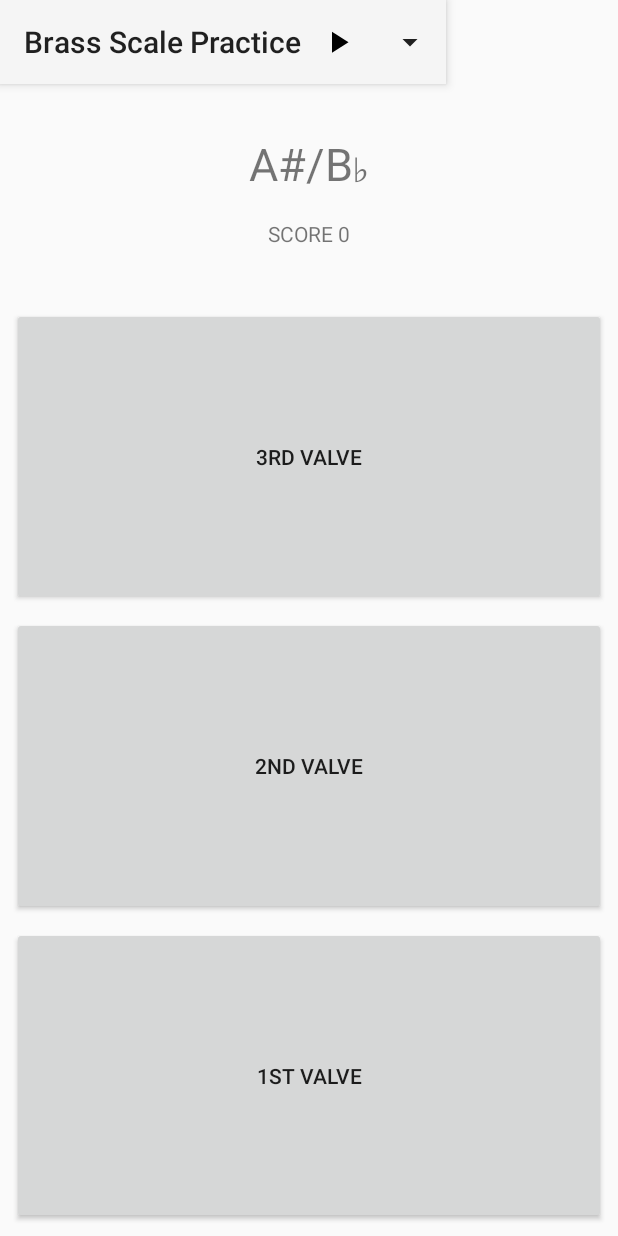
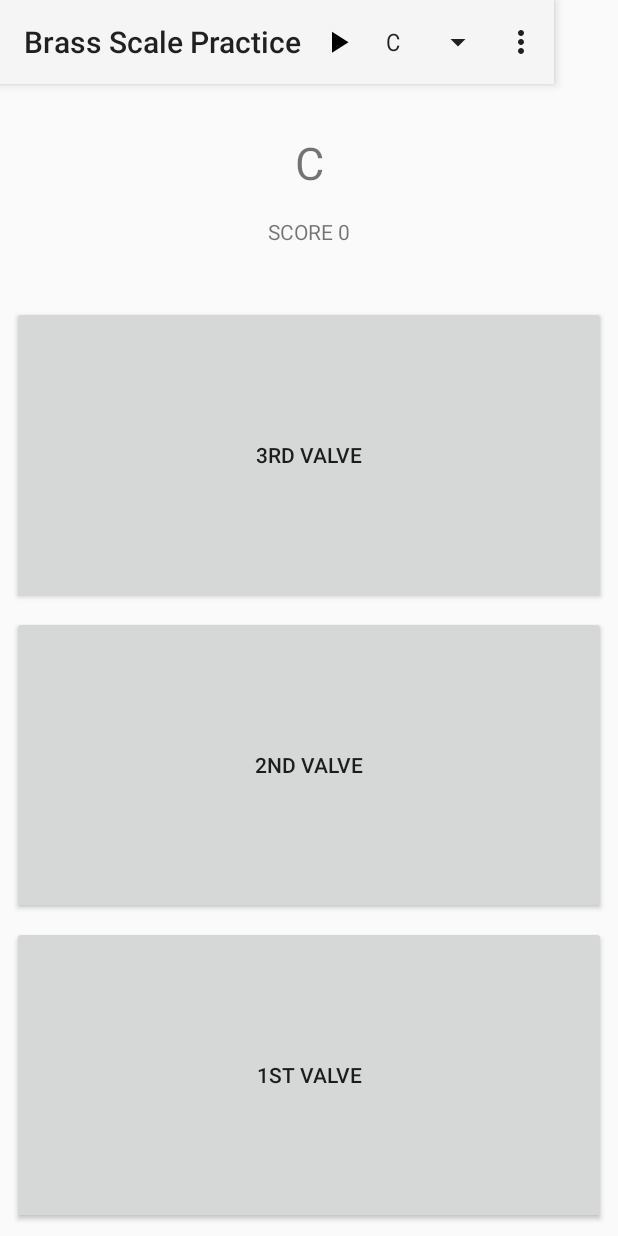
Before and after one commit to jaredblack/brass-scale-practice, an Android app: the screen it shows after launch (MainActivity), on a phone screen of 412 x 824 dp. Run offline under Robolectric (Android 15) with nearby library versions, the phone set to English and light mode, and no system bars.

Commit message:
Drop down menus fully implemented w/ plenty of bugs

```diff
--- a/BrassScalePractice/app/src/main/java/com/jhblack/brassscalepractice/MainActivity.java
+++ b/BrassScalePractice/app/src/main/java/com/jhblack/brassscalepractice/MainActivity.java
@@ -11,7 +11,11 @@ import android.support.v7.widget.Toolbar;
 import android.util.Log;
 import android.view.Menu;
 import android.view.MenuItem;
+import android.view.View;
+import android.widget.AdapterView;
+import android.widget.ArrayAdapter;
 import android.widget.Button;
+import android.widget.Spinner;
 import android.widget.TextView;
 
 
@@ -28,7 +32,7 @@ public class MainActivity extends AppCompatActivity {
     private Button valve1;
     private Button valve2;
     private Button valve3;
-    private Scale cMaj;
+    private Scale scale;
     private boolean firstTime = true;
     private Timer met;
     private int lastNote = 0;
@@ -37,6 +41,8 @@ public class MainActivity extends AppCompatActivity {
     private boolean lastWasWrong = false;
     private int score = 0;
     private boolean firstOffense = true;
+    private int[] currentScaleMode;
+    private Note currentNoteSelected;
 
     @Override
     protected void onCreate(Bundle savedInstanceState) {
@@ -45,13 +51,12 @@ public class MainActivity extends AppCompatActivity {
         mContext = getApplicationContext();
         soundPool = new SoundPool.Builder().build();
         metId = soundPool.load(mContext, R.raw.click, 1);
-        cMaj = new Scale(Note.BB3, ScaleType.BEBOP);
-        int[] notes = cMaj.getNoteRawIds();
-        noteIds = new int[notes.length];
+        currentScaleMode = ScaleType.MAJOR;
+        setNewScale(Note.C4, ScaleType.MAJOR);
+
         noteView = findViewById(R.id.note_display);
-        for(int i = 0; i < notes.length; i++) {
-            noteIds[i] = soundPool.load(mContext, notes[i], 1);
-        }
+
+
         wrongId = soundPool.load(mContext, R.raw.wrong, 1);
         Toolbar myToolbar = findViewById(R.id.my_toolbar);
         setSupportActionBar(myToolbar);
@@ -69,11 +74,11 @@ public class MainActivity extends AppCompatActivity {
 
 
     public void valveCheck() {
-        boolean[] correctValves = cMaj.getCurrentValves();
+        boolean[] correctValves = scale.getCurrentValves();
         boolean[] valvesPressed = ValveOnTouchListener.getValvesPressed();
 
             if (Arrays.equals(correctValves, valvesPressed)) {
-                String currentNoteName = cMaj.getNoteName();
+                String currentNoteName = scale.getNoteName();
 
                 if(lastWasWrong) {
                     valve1.getBackground().clearColorFilter();
@@ -86,8 +91,8 @@ public class MainActivity extends AppCompatActivity {
 
                 Log.d("MainActivity/valveCheck", "Note " + currentNoteName + " is correct");
                 soundPool.stop(lastNote);
-                lastNote = soundPool.play(noteIds[cMaj.getCurrentIndex()], 1, 1, 1, 1, 1f);
-                if(!cMaj.incrementNote())
+                lastNote = soundPool.play(noteIds[scale.getCurrentIndex()], 1, 1, 1, 1, 1f);
+                if(!scale.incrementNote())
                     stop();
                 lastWasWrong = false;
             } else if(!Arrays.equals(valvesPressed, lastValves)){
@@ -100,7 +105,7 @@ public class MainActivity extends AppCompatActivity {
         runOnUiThread(new Runnable() {
             @Override
             public void run() {
-                noteView.setText(cMaj.getNoteName());
+                noteView.setText(scale.getNoteName());
                 Resources res = getResources();
                 TextView scoreView = findViewById(R.id.score_view);
                 String scoreText = res.getString(R.string.score, score);
@@ -133,7 +138,7 @@ public class MainActivity extends AppCompatActivity {
     }
 
     private void incrementScore() {
-        if(cMaj.getCurrentIndex() == 7) {
+        if(scale.getCurrentIndex() == 7) {
             score += 16;
         } else {
             score += 6;
@@ -144,7 +149,122 @@ public class MainActivity extends AppCompatActivity {
     public boolean onCreateOptionsMenu(Menu menu) {
         // Inflate the menu; this adds items to the action bar if it is present.
         getMenuInflater().inflate(R.menu.action_bar_menu, menu);
+
+
+        MenuItem noteItem = menu.findItem(R.id.note_spinner);
+        Spinner noteSpinner = (Spinner) noteItem.getActionView();
+        ArrayAdapter<CharSequence> noteAdapter = ArrayAdapter.createFromResource(this,
+                R.array.note_names, android.R.layout.simple_spinner_item);
+        noteAdapter.setDropDownViewResource(android.R.layout.simple_spinner_dropdown_item);
+        noteSpinner.setAdapter(noteAdapter);
+        noteSpinner.setOnItemSelectedListener(new AdapterView.OnItemSelectedListener() {
+            @Override
+            public void onItemSelected(AdapterView<?> adapterView, View view, int i, long l) {
+
+                String noteSelectedStr = adapterView.getItemAtPosition(i).toString();
+                Log.d("OnItemSelectedListener", noteSelectedStr);
+
+                switch(noteSelectedStr) {
+                    case "C":
+                        currentNoteSelected = Note.C4;
+                        break;
+                    case "G":
+                        currentNoteSelected = Note.G4;
+                        break;
+                    case "D":
+                        currentNoteSelected = Note.D4;
+                        break;
+                    case "A":
+                        currentNoteSelected = Note.A3;
+                        break;
+                    case "E":
+                        currentNoteSelected = Note.E4;
+                        break;
+                    case "G\u266D":
+                        currentNoteSelected = Note.GB4;
+                        break;
+                    case "D\u266D":
+                        currentNoteSelected = Note.DB4;
+                        break;
+                    case "A\u266D":
+                        currentNoteSelected = Note.AB4;
+                        break;
+                    case "E\u266D":
+                        currentNoteSelected = Note.EB4;
+                        break;
+                    case "B\u266D":
+                        currentNoteSelected = Note.BB3;
+                        break;
+                    case "F":
+                        currentNoteSelected = Note.F4;
+                        break;
+                }
+                clearNoteIds();
+                setNewScale(currentNoteSelected, currentScaleMode);
+            }
+
+            @Override
+            public void onNothingSelected(AdapterView<?> adapterView) {
+                //NOTHING FOR NOW
+            }
+        });
+
+
+        MenuItem typeItem = menu.findItem(R.id.type_spinner); //fidget_spinner
+        Spinner typeSpinner = (Spinner) typeItem.getActionView();
+        ArrayAdapter<CharSequence> typeAdapter = ArrayAdapter.createFromResource(this,
+                R.array.scale_types, android.R.layout.simple_spinner_item);
+        typeAdapter.setDropDownViewResource(android.R.layout.simple_spinner_dropdown_item);
+        typeSpinner.setAdapter(typeAdapter);
+        typeSpinner.setOnItemSelectedListener(new AdapterView.OnItemSelectedListener() {
+            @Override
+            public void onItemSelected(AdapterView<?> adapterView, View view, int i, long l) {
+                String typeSelectedStr = adapterView.getItemAtPosition(i).toString();
+
+                Log.d("OnItemSelectedListener", typeSelectedStr);
+
+                switch(typeSelectedStr) {
+                    case "Major":
+                        currentScaleMode = ScaleType.MAJOR;
+                        break;
+                    case "Dorian":
+                        currentScaleMode = ScaleType.DORIAN;
+                        break;
+                    case "Mixolydian":
+                        currentScaleMode = ScaleType.MIXOLYDIAN;
+                        break;
+                    case "Bebop":
+                        currentScaleMode = ScaleType.BEBOP;
+                }
+
+                clearNoteIds();
+                setNewScale(currentNoteSelected, currentScaleMode);
+            }
+
+            @Override
+            public void onNothingSelected(AdapterView<?> adapterView) {
+
+            }
+        });
         return true;
+    }
+
+    private void setNewScale(Note noteSelected, int[] currentScaleMode) {
+
+        scale = new Scale(noteSelected, currentScaleMode);
+        int[] notes = scale.getNoteRawIds();
+        noteIds = new int[notes.length];
+        for(int i = 0; i < notes.length; i++) {
+            noteIds[i] = soundPool.load(mContext, notes[i], 1);
+        }
+    }
+
+    private void clearNoteIds() {
+        for(int i : noteIds) {
+            soundPool.unload(i);
+        }
+
+        noteIds = new int[noteIds.length];
     }
 
     @Override
@@ -173,7 +293,7 @@ public class MainActivity extends AppCompatActivity {
     private void stop() {
         met.cancel();
         soundPool.stop(lastNote);
-        cMaj.reset();
+        scale.reset();
         noteView.setText(R.string.note_display_default);
         firstTime = true;
         score = 0;
--- a/BrassScalePractice/app/src/main/java/com/jhblack/brassscalepractice/Note.java
+++ b/BrassScalePractice/app/src/main/java/com/jhblack/brassscalepractice/Note.java
@@ -6,7 +6,7 @@ package com.jhblack.brassscalepractice;
 
 public enum Note implements Fingerings {
 
-    E3(0,TTT, R.raw.e3, "E"),F3(1,TFT,R.raw.f3,"F"),GB3(2,FTT,R.raw.gb3,"F#/G\u23E5"),
+    E3(0,TTT, R.raw.e3, "E"),F3(1,TFT,R.raw.f3,"F"),GB3(2,FTT,R.raw.gb3,"F#/G\u266D"),
     G3(3,TTF,R.raw.g3,"G"),AB3(4,TFF,R.raw.ab3,"G#/B\u266D"),A3(5,FTF,R.raw.a3,"A"),
     BB3(6,FFF,R.raw.bb3,"A#/B\u266D"),B3(7,TTT,R.raw.b3,"B"), C4(8,TFT,R.raw.c4,"C"),
     DB4(9,FTT,R.raw.db4,"C#/D\u266D"),D4(10,TTF,R.raw.d4,"D"),EB4(11,TFF,R.raw.eb4,"D#/E\u266D"),
--- a/BrassScalePractice/app/src/main/java/com/jhblack/brassscalepractice/Scale.java
+++ b/BrassScalePractice/app/src/main/java/com/jhblack/brassscalepractice/Scale.java
@@ -79,3 +79,5 @@ public class Scale {
         return rawIds;
     }
 }
+
+//give shawn $5
--- a/BrassScalePractice/app/src/main/res/menu/action_bar_menu.xml
+++ b/BrassScalePractice/app/src/main/res/menu/action_bar_menu.xml
@@ -11,9 +11,16 @@
     app:showAsAction="ifRoom" />
 
     <item
-        android:id="@+id/spinner"
+        android:id="@+id/note_spinner"
         android:title="Note Selector"
         app:actionViewClass="android.widget.Spinner"
         android:background="#ff00"
-        app:showAsAction="always" />
+        app:showAsAction="ifRoom" />
+
+    <item
+        android:id="@+id/type_spinner"
+        android:title="Type Selector"
+        app:actionViewClass="android.widget.Spinner"
+        android:background="#ff00"
+        app:showAsAction="ifRoom" />
 </menu>
--- a/BrassScalePractice/app/src/main/res/values/strings.xml
+++ b/BrassScalePractice/app/src/main/res/values/strings.xml
@@ -13,13 +13,18 @@
         <item>A</item>
         <item>E</item>
         <item>B</item>
-        <item>G</item>
         <item>G&#9837;</item>
         <item>D&#9837;</item>
         <item>A&#9837;</item>
         <item>E&#9837;</item>
         <item>B&#9837;</item>
-        <item>F&#9837;</item>
+        <item>F</item>
+    </string-array>
+    <string-array name="scale_types">
+        <item>Major</item>
+        <item>Dorian</item>
+        <item>Mixolydian</item>
+        <item>Bebop</item>
     </string-array>
     <string name="score">Score %1$d</string>
     <string name="a">A</string>
@@ -34,6 +39,4 @@
     <string name="gb">F#/G&#9837;</string>
     <string name="g">G</string>
     <string name="ab">G#/A&#9837;</string>
-
-
 </resources>
```
Also changed, not shown: BrassScalePractice/app/src/main/java/com/jhblack/brassscalepractice/ScaleType.java (line endings or trailing spaces).
